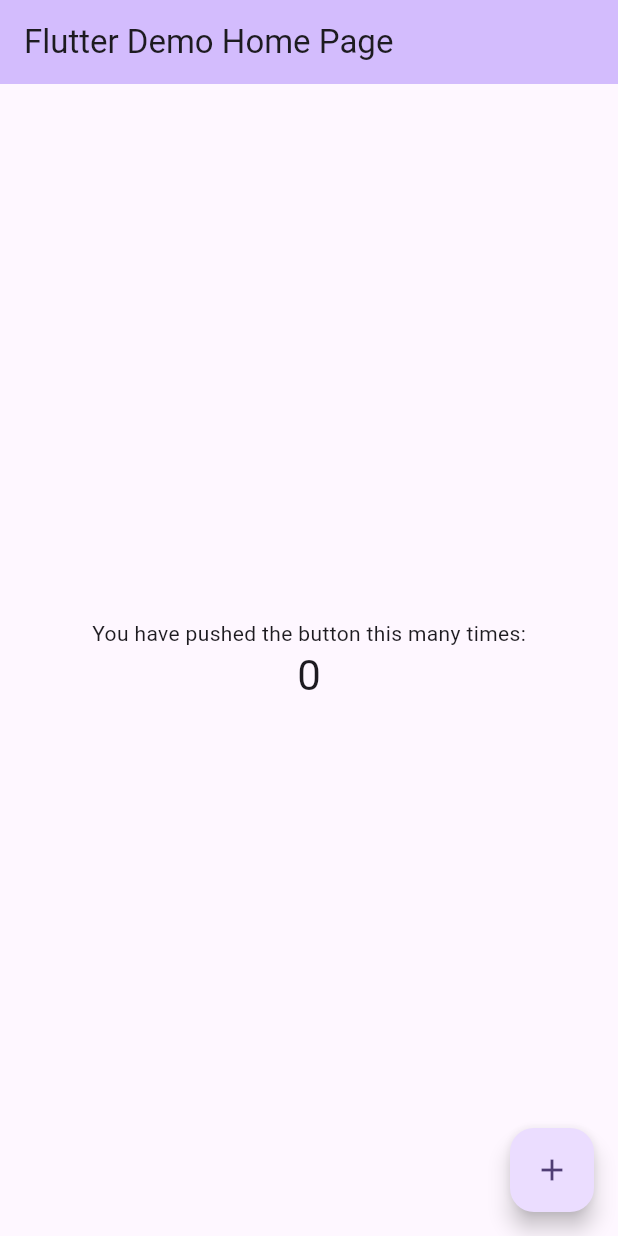
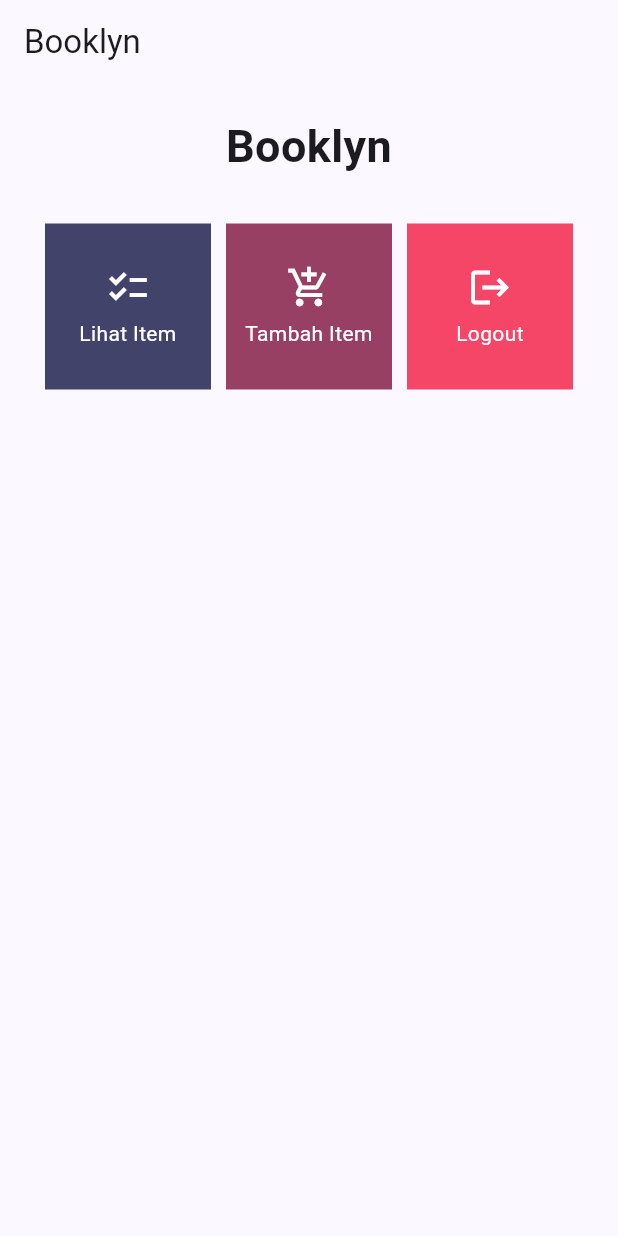
Before and after one commit to mahirairgn/booklyn-mobile, a Flutter app: the screen it shows after launch, on a phone screen of 412 x 824 dp. Run offline on Flutter 3.47's test engine with Material 2 defaults, Android fonts, the phone set to English and light mode, and no system bars.

Commit message:
menyelesaikan tugas 7

```diff
--- a/lib/main.dart
+++ b/lib/main.dart
@@ -1,4 +1,5 @@
 import 'package:flutter/material.dart';
+import 'package:booklyn/menu.dart';
 
 void main() {
   runApp(const MyApp());
@@ -28,98 +29,10 @@
         //
         // This works for code too, not just values: Most code changes can be
         // tested with just a hot reload.
-        colorScheme: ColorScheme.fromSeed(seedColor: Colors.deepPurple),
+        colorScheme: ColorScheme.fromSeed(seedColor: Colors.indigo),
         useMaterial3: true,
       ),
-      home: const MyHomePage(title: 'Flutter Demo Home Page'),
+      home: MyHomePage(),
     );
   }
 }
-
-class MyHomePage extends StatefulWidget {
-  const MyHomePage({super.key, required this.title});
-
-  // This widget is the home page of your application. It is stateful, meaning
-  // that it has a State object (defined below) that contains fields that affect
-  // how it looks.
-
-  // This class is the configuration for the state. It holds the values (in this
-  // case the title) provided by the parent (in this case the App widget) and
-  // used by the build method of the State. Fields in a Widget subclass are
-  // always marked "final".
-
-  final String title;
-
-  @override
-  State<MyHomePage> createState() => _MyHomePageState();
-}
-
-class _MyHomePageState extends State<MyHomePage> {
-  int _counter = 0;
-
-  void _incrementCounter() {
-    setState(() {
-      // This call to setState tells the Flutter framework that something has
-      // changed in this State, which causes it to rerun the build method below
-      // so that the display can reflect the updated values. If we changed
-      // _counter without calling setState(), then the build method would not be
-      // called again, and so nothing would appear to happen.
-      _counter++;
-    });
-  }
-
-  @override
-  Widget build(BuildContext context) {
-    // This method is rerun every time setState is called, for instance as done
-    // by the _incrementCounter method above.
-    //
-    // The Flutter framework has been optimized to make rerunning build methods
-    // fast, so that you can just rebuild anything that needs updating rather
-    // than having to individually change instances of widgets.
-    return Scaffold(
-      appBar: AppBar(
-        // TRY THIS: Try changing the color here to a specific color (to
-        // Colors.amber, perhaps?) and trigger a hot reload to see the AppBar
-        // change color while the other colors stay the same.
-        backgroundColor: Theme.of(context).colorScheme.inversePrimary,
-        // Here we take the value from the MyHomePage object that was created by
-        // the App.build method, and use it to set our appbar title.
-        title: Text(widget.title),
-      ),
-      body: Center(
-        // Center is a layout widget. It takes a single child and positions it
-        // in the middle of the parent.
-        child: Column(
-          // Column is also a layout widget. It takes a list of children and
-          // arranges them vertically. By default, it sizes itself to fit its
-          // children horizontally, and tries to be as tall as its parent.
-          //
-          // Column has various properties to control how it sizes itself and
-          // how it positions its children. Here we use mainAxisAlignment to
-          // center the children vertically; the main axis here is the vertical
-          // axis because Columns are vertical (the cross axis would be
-          // horizontal).
-          //
-          // TRY THIS: Invoke "debug painting" (choose the "Toggle Debug Paint"
-          // action in the IDE, or press "p" in the console), to see the
-          // wireframe for each widget.
-          mainAxisAlignment: MainAxisAlignment.center,
-          children: <Widget>[
-            const Text(
-              'You have pushed the button this many times:',
-            ),
-            Text(
-              '$_counter',
-              style: Theme.of(context).textTheme.headlineMedium,
-            ),
-          ],
-        ),
-      ),
-      floatingActionButton: FloatingActionButton(
-        onPressed: _incrementCounter,
-        tooltip: 'Increment',
-        child: const Icon(Icons.add),
-      ), // This trailing comma makes auto-formatting nicer for build methods.
-    );
-  }
-}
--- /dev/null
+++ b/lib/menu.dart
@@ -0,0 +1,120 @@
+import 'package:flutter/material.dart';
+
+class MyHomePage extends StatelessWidget {
+    MyHomePage({Key? key}) : super(key: key);
+
+  // This widget is the home page of your application. It is stateful, meaning
+  // that it has a State object (defined below) that contains fields that affect
+  // how it looks.
+
+    final List<ShopItem> items = [
+        ShopItem("Lihat Item", Icons.checklist,const Color(0xFF41436A)),
+        ShopItem("Tambah Item", Icons.add_shopping_cart, const Color(0xFF984063)),
+        ShopItem("Logout", Icons.logout, const Color(0xFFF64668)),
+    ];
+
+
+  @override
+  Widget build(BuildContext context) {
+    // This method is rerun every time setState is called, for instance as done
+    // by the _incrementCounter method above.
+    //
+    // The Flutter framework has been optimized to make rerunning build methods
+    // fast, so that you can just rebuild anything that needs updating rather
+    // than having to individually change instances of widgets.
+    return Scaffold(
+      appBar: AppBar(
+        title: const Text(
+          'Booklyn',
+        ),
+      ),
+      body: SingleChildScrollView(
+        // Widget wrapper yang dapat discroll
+        child: Padding(
+          padding: const EdgeInsets.all(10.0), // Set padding dari halaman
+          child: Column(
+            // Widget untuk menampilkan children secara vertikal
+            children: <Widget>[
+              const Padding(
+                padding: EdgeInsets.only(top: 10.0, bottom: 10.0),
+                // Widget Text untuk menampilkan tulisan dengan alignment center dan style yang sesuai
+                child: Text(
+                  'Booklyn', // Text yang menandakan toko
+                  textAlign: TextAlign.center,
+                  style: TextStyle(
+                    fontSize: 30,
+                    fontWeight: FontWeight.bold,
+                  ),
+                ),
+              ),
+              // Grid layout
+              GridView.count(
+                // Container pada card kita.
+                primary: true,
+                padding: const EdgeInsets.all(20),
+                crossAxisSpacing: 10,
+                mainAxisSpacing: 10,
+                crossAxisCount: 3,
+                shrinkWrap: true,
+                children: items.map((ShopItem item) {
+                  // Iterasi untuk setiap item
+                  return ShopCard(item);
+                }).toList(),
+              ),
+            ],
+          ),
+        ),
+      ),
+    );
+  }
+}
+
+class ShopItem {
+  final String name;
+  final IconData icon;
+  final Color color; // Add a color field
+
+  ShopItem(this.name, this.icon, this.color); // Modify the constructor
+}
+
+class ShopCard extends StatelessWidget {
+  final ShopItem item;
+
+  const ShopCard(this.item, {Key? key}) : super(key: key);
+
+  @override
+  Widget build(BuildContext context) {
+    return Material(
+      color: item.color, // Use the color parameter here
+      child: InkWell(
+        onTap: () {
+          ScaffoldMessenger.of(context)
+            ..hideCurrentSnackBar()
+            ..showSnackBar(SnackBar(
+                content: Text("Kamu telah menekan tombol ${item.name}!")));
+        },
+        child: Container(
+          padding: const EdgeInsets.all(8),
+          child: Center(
+            child: Column(
+              mainAxisAlignment: MainAxisAlignment.center,
+              children: [
+                Icon(
+                  item.icon,
+                  color: Colors.white,
+                  size: 30.0,
+                ),
+                const Padding(padding: EdgeInsets.all(3)),
+                Text(
+                  item.name,
+                  textAlign: TextAlign.center,
+                  style: const TextStyle(color: Colors.white),
+                ),
+              ],
+            ),
+          ),
+        ),
+      ),
+    );
+  }
+}
```
Also changed, not shown: 1 other file.
